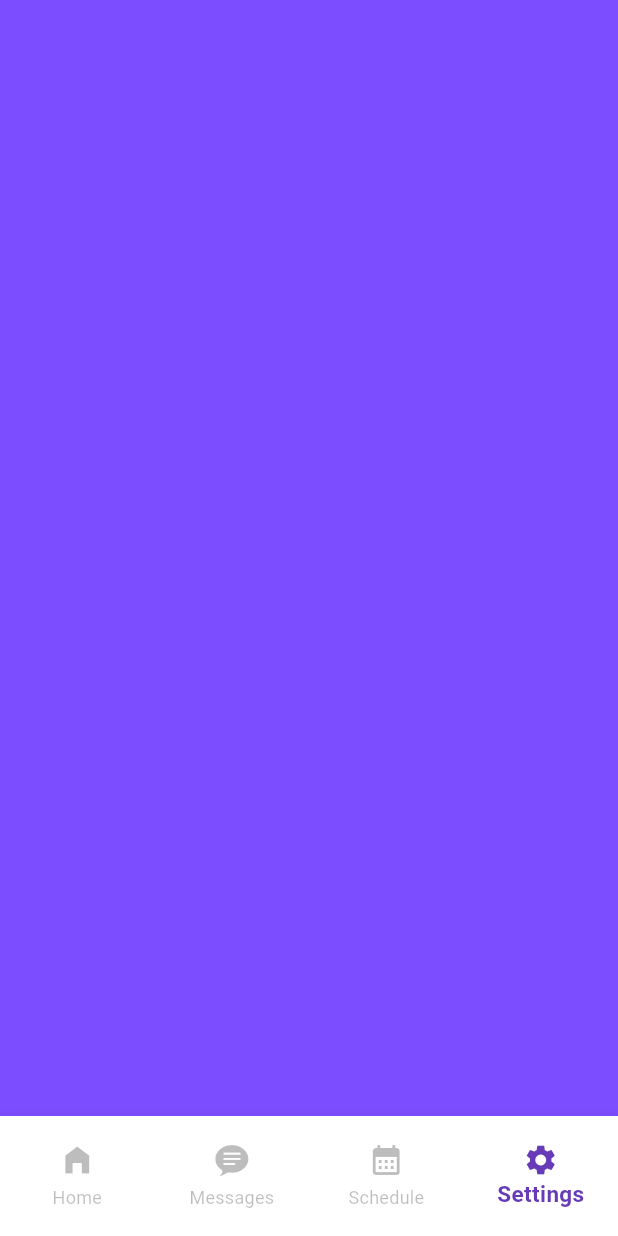
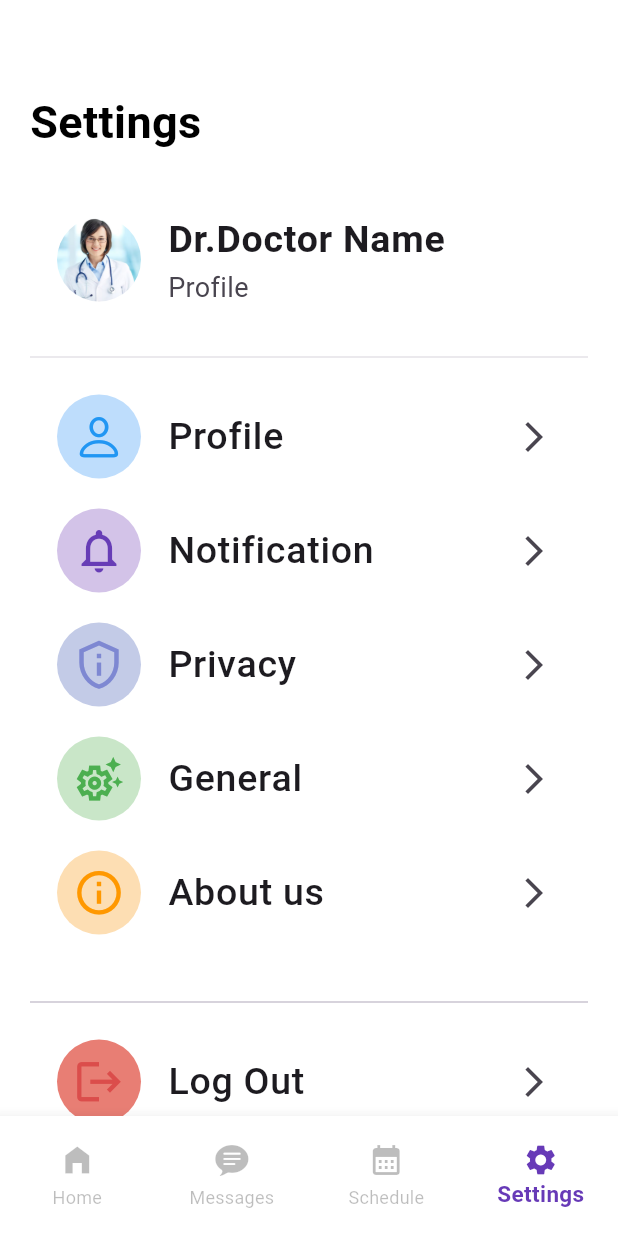
Before and after one commit to HossamGado/book_appointment, a Flutter app: the NavBarRoots screen opened directly, item 4 of the bottom bar chosen, on a phone screen of 412 x 824 dp. Run offline on Flutter 3.47's test engine with Material 3 defaults, Android fonts, the phone set to English and light mode, and no system bars.

Commit message:
settings finish

```diff
--- /dev/null
+++ b/lib/components/settings/List_title_design.dart
@@ -0,0 +1,65 @@
+import 'package:doctor_appointment/models/settings_model.dart';
+import 'package:flutter/cupertino.dart';
+import 'package:flutter/material.dart';
+
+class ListTitleDesign extends StatelessWidget {
+  const ListTitleDesign({super.key});
+
+  @override
+  Widget build(BuildContext context) {
+    return Column(
+      children: [
+        SettingsModel(
+            onTap: (){},
+            containerColor: Color(0xffbeddfc),
+            color: Colors.blue,
+            title: "Profile",
+            leadingIcon: CupertinoIcons.person,
+            icon: Icons.arrow_forward_ios),
+        SizedBox(height: 20,),
+        SettingsModel(
+            onTap: (){
+            },
+            containerColor: Color(0xffd3c3e8),
+            color: Color(0xff673db6),
+            title: "Notification",
+            leadingIcon: Icons.notifications_none,
+            icon: Icons.arrow_forward_ios),
+        SizedBox(height: 20,),
+        SettingsModel(
+            onTap: (){
+            },
+            containerColor: Color(0xffc3cbe7),
+            color: Color(0xff7e88d2),
+            title: "Privacy",
+            leadingIcon: Icons.privacy_tip_outlined,
+            icon: Icons.arrow_forward_ios),
+        SizedBox(height: 20,),
+        SettingsModel(
+            onTap: (){},
+            containerColor: Color(0xffc9e6c8),
+            color: Colors.green,
+            title: "General",
+            leadingIcon: Icons.settings_suggest_outlined,
+            icon: Icons.arrow_forward_ios),
+        SizedBox(height: 20,),
+        SettingsModel(
+            onTap: (){},
+            containerColor: Color(0xfffddeb3),
+            color: Colors.orange,
+            title: "About us",
+            leadingIcon: Icons.info_outline,
+            icon: Icons.arrow_forward_ios),
+        SizedBox(height: 20,),
+        Divider(height: 50,),
+        SettingsModel(
+            onTap: (){},
+            containerColor: Color(0xffe87e74),
+            color: Color(0xffdb4d4b),
+            title: "Log Out",
+            leadingIcon: Icons.logout,
+            icon: Icons.arrow_forward_ios),
+      ],
+    );
+  }
+}
--- /dev/null
+++ b/lib/models/settings_model.dart
@@ -0,0 +1,34 @@
+import 'package:flutter/material.dart';
+
+class SettingsModel extends StatelessWidget {
+  const SettingsModel(
+      {super.key, required this.color, required this.title, required this.leadingIcon, required this.icon, required this.containerColor, required this.onTap});
+
+  final Color color;
+  final Color containerColor;
+  final IconData leadingIcon;
+  final String title;
+  final IconData icon;
+  final VoidCallback onTap;
+  @override
+  Widget build(BuildContext context) {
+    return ListTile(
+      onTap: onTap,
+      leading: Container(
+        height: 100,
+        width: 60,
+        decoration: BoxDecoration(
+          shape: BoxShape.circle,
+          color: containerColor,
+        ),
+        child: Icon(
+          leadingIcon,
+          size: 35,
+          color: color,
+        ),
+      ),
+      title: Text(title, style: TextStyle(fontSize: 25, fontWeight: FontWeight.w500),),
+      trailing:Icon(icon),
+    );
+  }
+}
--- a/lib/screens/settings_screen.dart
+++ b/lib/screens/settings_screen.dart
@@ -1,12 +1,48 @@
+import 'package:doctor_appointment/components/settings/List_title_design.dart';
 import 'package:flutter/material.dart';
-
 class SettingsScreen extends StatelessWidget {
   const SettingsScreen({super.key});
-
   @override
   Widget build(BuildContext context) {
-    return Container(
-      color: Colors.deepPurpleAccent,
+    return Padding(
+      padding: const EdgeInsets.only(top: 60, left: 20, right: 20),
+      child: Column(
+        crossAxisAlignment: CrossAxisAlignment.start,
+        children: [
+          const Text(
+            "Settings",
+            style: TextStyle(
+                color: Colors.black, fontWeight: FontWeight.bold, fontSize: 30),
+          ),
+          const SizedBox(
+            height: 30,
+          ),
+          ListTile(
+            leading: Container(
+              width: 60,
+              decoration: const BoxDecoration(
+                shape: BoxShape.circle,
+                image: DecorationImage(
+                  image: AssetImage("assets/images/doctor1.jpg"),
+                ),
+              ),
+            ),
+            title: const Text(
+              "Dr.Doctor Name",
+              style: TextStyle(fontSize: 25, fontWeight: FontWeight.bold),
+            ),
+            subtitle: const Text(
+              "Profile",
+              style: TextStyle(fontSize: 18),
+            ),
+          ),
+          const Divider(
+            height: 50,
+            thickness: 0.5,
+          ),
+          const ListTitleDesign(),
+        ],
+      ),
     );
   }
 }
```
